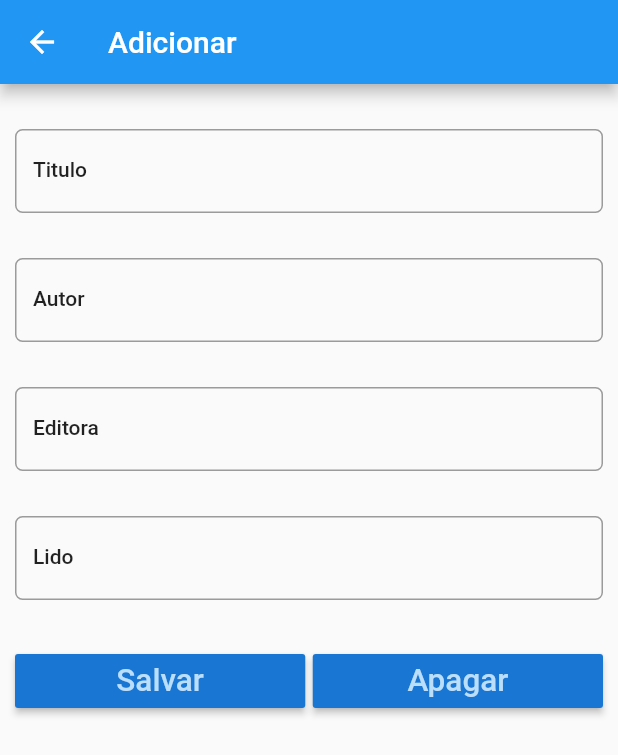
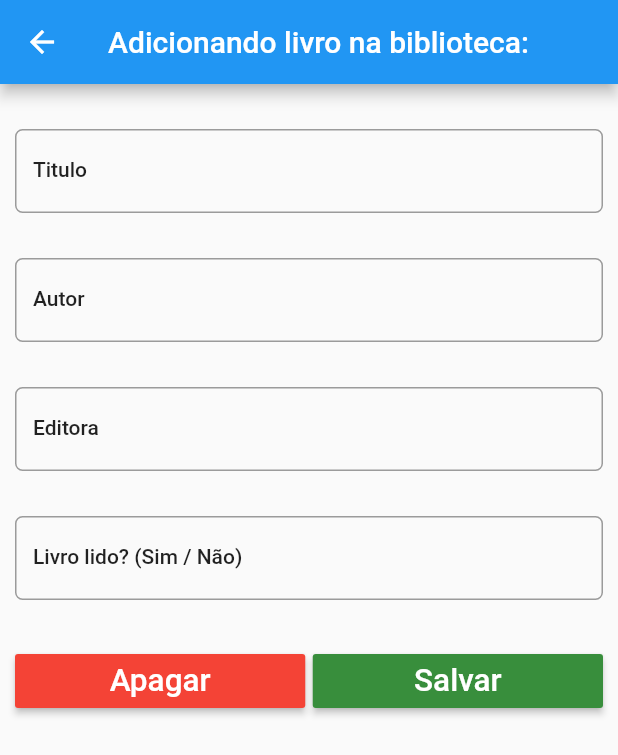
Before and after one commit to g4brielklein/ads-ulbra, a Flutter app: the screen it shows after launch, after a tap on the "add" icon, on a phone screen of 412 x 824 dp. Shown: the top 755 px of the screen. Run offline on Flutter 3.47's test engine with Material 2 defaults, Android fonts, the light colour scheme and no system bars; our stand-ins replace sqflite; accounts and stored records are empty.

Commit message:
Desenvolvimento de Sistemas Móveis - Aula 12: Book List

```diff
--- a/desen.-de-sistemas-moveis/aula-12/lib/Models/todo.dart
+++ b/desen.-de-sistemas-moveis/aula-12/lib/Models/todo.dart
@@ -6,8 +6,10 @@ class Todo {
   String _read;
   String _date;
 
-  Todo(this._title, this._author, this._publisher, this._read, this._date); // construtor do objeto
-  Todo.comId(this._id, this._title, this._author, this._publisher , this._read, this._date); //construtor nomeado
+  Todo(this._title, this._author, this._publisher, this._read,
+      this._date); // CONTRUTOR OBJETO
+  Todo.comId(this._id, this._title, this._author, this._publisher, this._read,
+      this._date); // CONSTRUTOR NOMEADO
 
   int get id => _id;
 
@@ -44,7 +46,7 @@ class Todo {
   }
 
   Map<String, dynamic> toMap() {
-    //converte um obj para um mapa
+    // CONVERTE UM OBJETO PARA UM MAPA
     var map = Map<String, dynamic>();
     if (id != null) {
       map['id'] = _id;
@@ -58,7 +60,7 @@ class Todo {
   }
 
   Todo.fromMapObject(Map<String, dynamic> map) {
-    //Pega um mapa e convente para um obj.
+    // PEGA O MAPA E CONVERTE PARA OBJETO
     this._id = map['id'];
     this._title = map['title'];
     this.author = map['author'];
--- a/desen.-de-sistemas-moveis/aula-12/lib/Pages/todo_detail.dart
+++ b/desen.-de-sistemas-moveis/aula-12/lib/Pages/todo_detail.dart
@@ -2,7 +2,6 @@ import 'package:flutter/material.dart';
 import 'package:intl/intl.dart';
 import 'package:todo_list_flutter/Models/todo.dart';
 import 'package:todo_list_flutter/Utils/database_helper.dart';
-
 
 class TodoDetail extends StatefulWidget {
   final String appBarTitle;
@@ -45,6 +44,8 @@ class _TodoDetailState extends State<TodoDetail> {
               moveToLastScreen();
             }),
       ),
+
+      // #1 - ELEMENTO TITULO
       body: Padding(
         padding: EdgeInsets.only(top: 15.0, left: 10.0, right: 10.0),
         child: ListView(
@@ -55,7 +56,7 @@ class _TodoDetailState extends State<TodoDetail> {
                 controller: titleController,
                 style: textStyle,
                 onChanged: (value) {
-                  debugPrint('PASSOU');
+                  //debugPrint('');
                   updateTitle();
                 },
                 decoration: InputDecoration(
@@ -66,15 +67,14 @@ class _TodoDetailState extends State<TodoDetail> {
               ),
             ),
 
-
-            // 3 elemento
+            // #2 - ELEMENTO AUTOR
             Padding(
               padding: EdgeInsets.only(top: 15.0, bottom: 15.0),
               child: TextField(
                 controller: authorController,
                 style: textStyle,
                 onChanged: (value) {
-                  debugPrint('PASSOU2');
+                  //debugPrint('');
                   updateAuthor();
                 },
                 decoration: InputDecoration(
@@ -85,13 +85,14 @@ class _TodoDetailState extends State<TodoDetail> {
               ),
             ),
 
+            // #3 - ELEMENTO EDITORA
             Padding(
               padding: EdgeInsets.only(top: 15.0, bottom: 15.0),
               child: TextField(
                 controller: publisherController,
                 style: textStyle,
                 onChanged: (value) {
-                  debugPrint('PASSOU3');
+                  //debugPrint('');
                   updatePublisher();
                 },
                 decoration: InputDecoration(
@@ -102,40 +103,43 @@ class _TodoDetailState extends State<TodoDetail> {
               ),
             ),
 
+            // #4 - ELEMENTO CONFIRMAÇÃO DE LEITURA
             Padding(
               padding: EdgeInsets.only(top: 15.0, bottom: 15.0),
               child: TextField(
                 controller: readController,
                 style: textStyle,
                 onChanged: (value) {
-                  debugPrint('PASSOU3');
+                  //debugPrint('');
                   updateRead();
                 },
                 decoration: InputDecoration(
-                    labelText: 'Lido',
+                    labelText: 'Livro lido? (Sim / Não)',
                     labelStyle: textStyle,
                     border: OutlineInputBorder(
                         borderRadius: BorderRadius.circular(5.0))),
               ),
             ),
 
-            // quarto Elemento
             Padding(
               padding: EdgeInsets.only(top: 15.0, bottom: 15.0),
               child: Row(
                 children: <Widget>[
+                  // #4 - BOTÃO PARA APAGAR
                   Expanded(
                     child: RaisedButton(
-                      color: Theme.of(context).primaryColorDark,
+                      color: Colors.red,
+                      //color: Theme.of(context).primaryColorDark,
                       textColor: Theme.of(context).primaryColorLight,
                       child: Text(
-                        'Salvar',
+                        'Apagar',
+                        style: TextStyle(color: Colors.white),
                         textScaleFactor: 1.5,
                       ),
                       onPressed: () {
                         setState(() {
-                          debugPrint("Click salvar");
-                          _save();
+                          debugPrint("Delete executado");
+                          _delete();
                         });
                       },
                     ),
@@ -143,18 +147,24 @@ class _TodoDetailState extends State<TodoDetail> {
                   Container(
                     width: 5.0,
                   ),
+
+                  // #4 - BOTÃO PARA SALVAR
                   Expanded(
                     child: RaisedButton(
-                      color: Theme.of(context).primaryColorDark,
+                      color: Colors.green.shade700,
+                      //Style: ButtonStyle(minimumSize: MaterialStateProperty.all(Size(100,100))),
+                      //color: Theme.of(context).primaryColorDark,
                       textColor: Theme.of(context).primaryColorLight,
+
                       child: Text(
-                        'Apagar',
+                        'Salvar',
+                        style: TextStyle(color: Colors.white),
                         textScaleFactor: 1.5,
                       ),
                       onPressed: () {
                         setState(() {
-                          debugPrint("Apagar clicado");
-                          _delete();
+                          debugPrint("Save Executado");
+                          _save();
                         });
                       },
                     ),
@@ -194,19 +204,19 @@ class _TodoDetailState extends State<TodoDetail> {
     todo.date = DateFormat.yMMMd().format(DateTime.now());
     int result;
     if (todo.id != null) {
-      // Caso 1: Atualizar
+      // ATUALIZAÇÃO
       result = await helper.updateTodo(todo);
     } else {
-      // Caso 2: Inserir
+      // INSERÇÃO
       result = await helper.insertTodo(todo);
     }
 
     if (result != 0) {
-      // Succeso
-      _showAlertDialog('Status', 'Salvo com sucesso $result');
+      // MENSAGEM DE OK NO SAVE
+      _showAlertDialog('Status', 'Livro "$result" salvo na biblioteca');
     } else {
-      // deu erro
-      _showAlertDialog('Status', 'Erro!');
+      // MENSAGEM DE ERRO NO SAVE
+      _showAlertDialog('Status', 'Erro! Tente novamente!');
     }
   }
 
@@ -214,15 +224,15 @@ class _TodoDetailState extends State<TodoDetail> {
     moveToLastScreen();
 
     if (todo.id == null) {
-      _showAlertDialog('Status', 'Não há nada a deletar');
+      _showAlertDialog('Status', 'Não tem livro para apagar!');
       return;
     }
     int result;
-      result = await helper.deleteTodo(todo.id);
+    result = await helper.deleteTodo(todo.id);
     if (result != 0) {
-      _showAlertDialog('Status', 'Menos uma coisa a fazer!');
+      _showAlertDialog('Status', 'Livro excluído da biblioteca!');
     } else {
-      _showAlertDialog('Status', 'Deu pau!');
+      _showAlertDialog('Status', 'Erro! Tente novamente!');
     }
   }
 
--- a/desen.-de-sistemas-moveis/aula-12/lib/Utils/database_helper.dart
+++ b/desen.-de-sistemas-moveis/aula-12/lib/Utils/database_helper.dart
@@ -1,13 +1,11 @@
 import 'dart:io';
-
-import 'package:flutter/cupertino.dart';
 import 'package:path_provider/path_provider.dart';
 import 'package:sqflite/sqflite.dart';
 import 'package:todo_list_flutter/Models/todo.dart';
 
 class DatabaseHelper {
-  static DatabaseHelper _databaseHelper; //SINGLETON//PADRAO DE PROJETO
-  static Database _database; // singleton database
+  static DatabaseHelper _databaseHelper; // SINGLETON / PADRAO DE PROJETO
+  static Database _database; // SINGLETON DATABASE
   String todoTable = 'todo_table';
   String colId = 'id';
   String colTitle = 'title';
@@ -16,7 +14,7 @@ class DatabaseHelper {
   String colRead = 'read';
   String colDate = 'date';
 
-  DatabaseHelper._createInstancia(); //Construtor nomeado.
+  DatabaseHelper._createInstancia(); // CONSTRUTOR NOMEADO
 
   factory DatabaseHelper() {
     if (_databaseHelper == null) {
@@ -30,78 +28,79 @@ class DatabaseHelper {
         'CREATE TABLE $todoTable($colId INTEGER PRIMARY KEY AUTOINCREMENT, $colTitle TEXT, $colAuthor TEXT, $colPublisher TEXT, $colRead TEXT, $colDate TEXT)');
   }
 
-    Future<Database> initializeDatabase() async{
+  Future<Database> initializeDatabase() async {
     Directory diretorio = await getApplicationDocumentsDirectory();
-    String path=diretorio.path+ "todonew2.db";
-    var todoDatabase= await openDatabase(path, version: 1,onCreate:_createDb );
+    String path = diretorio.path + "todonew.db";
+    var todoDatabase =
+        await openDatabase(path, version: 1, onCreate: _createDb);
     return todoDatabase;
   }
 
-    Future<Database> get database async{
-    if(_database == null){
+  Future<Database> get database async {
+    if (_database == null) {
       _database = await initializeDatabase();
     }
     return _database;
   }
 
-  //add
-    Future<int> insertTodo(Todo todo) async{
+// ADD
+  Future<int> insertTodo(Todo todo) async {
     Database db = await this.database;
-      var result=db.insert(todoTable, todo.toMap());
+    var result = db.insert(todoTable, todo.toMap());
     return result;
   }
 
-//update
+// UPDATE
   Future<int> updateTodo(Todo todo) async {
     Database db = await this.database;
-      //  db.query("Update from todotable .............. where id=id")
-      var result = db.update(
-          todoTable, todo.toMap(), where: '$colId =?', whereArgs: [todo.id]);
+    //db.query("Update from todotable .............. where id=id")
+    var result = db.update(todoTable, todo.toMap(),
+        where: '$colId =?', whereArgs: [todo.id]);
     return result;
   }
 
-//seleção maps
+// SELECTION MAPS
   Future<List<Map<String, dynamic>>> getTodoMapList() async {
     Database db = await this.database;
-//		var result = await db.rawQuery('SELECT * FROM $todoTable order by $colTitle ASC');
+    //var result = await db.rawQuery('SELECT * FROM $todoTable order by $colTitle ASC');
     var result = await db.query(todoTable, orderBy: '$colTitle');
     return result;
   }
 
-Future <List<Todo>> getTodoList() async{
+  Future<List<Todo>> getTodoList() async {
     var todoMapList = await getTodoMapList();
-   // int count =todoMapList.length;
-    int count =todoMapList.length;
+    //int count = todoMapList.length;
+    int count = todoMapList.length;
     List<Todo> todoList = List<Todo>();
-    for(int i=0;i<count; i++){
+    for (int i = 0; i < count; i++) {
       todoList.add(Todo.fromMapObject(todoMapList[i]));
     }
     return todoList;
   }
 
-//delete
-
-  Future<int> deleteTodo(int id) async{
+// DELETE
+  Future<int> deleteTodo(int id) async {
     Database db = await this.database;
-    //  db.query("Update from todotable .............. where id=id")
+    //db.query("Update from todotable .............. where id=id")
     //var result=db.update(todoTable, todo.toMap(),where: '$colId =?',whereArgs: [todo.id] );
-  ///  db.delete(table)
-    ///  id = todo.id
+    //db.delete(table)
+    //id = todo.id
     int result = await db.rawDelete('DELETE FROM $todoTable  WHERE $colId=$id');
     return result;
   }
 
-//pegar total de linhas
-  Future <int> getCount() async{
+// SELECIONAR TOTAL DE LINHAS
+  Future<int> getCount() async {
     Database db = await this.database;
-    List<Map<String,dynamic>> x = await db.rawQuery('SELECT COUNT(*) from $todoTable');
+    List<Map<String, dynamic>> x =
+        await db.rawQuery('SELECT COUNT(*) from $todoTable');
     int result = Sqflite.firstIntValue(x);
     return result;
   }
-//GETCOUNT2
-  Future <List<Todo>> getCount2() async{
+
+// GETCOUNT2
+  Future<List<Todo>> getCount2() async {
     var todoMapList = await getTodoMapList();
-    int count =todoMapList.length;
+    int count = todoMapList.length;
   }
-
 }
--- a/desen.-de-sistemas-moveis/aula-12/lib/main.dart
+++ b/desen.-de-sistemas-moveis/aula-12/lib/main.dart
@@ -2,16 +2,15 @@ import 'package:flutter/material.dart';
 import 'Pages/todo_list.dart';
 
 void main() {
-  runApp(AppTodo()
-  );
+  runApp(AppTodo());
 }
 
 class AppTodo extends StatelessWidget {
   @override
   Widget build(BuildContext context) {
     return MaterialApp(
-      title: "To-do List",
-       debugShowCheckedModeBanner: false,
+      title: "To-do List - Biblioteca de livros",
+      debugShowCheckedModeBanner: false,
       home: TodoList(),
     );
   }
```
Also changed, not shown: desen.-de-sistemas-moveis/aula-12/lib/Pages/todo_list.dart (+45 -24 lines), 13 other files. Lines whose indentation alone changed are shown as unchanged.
